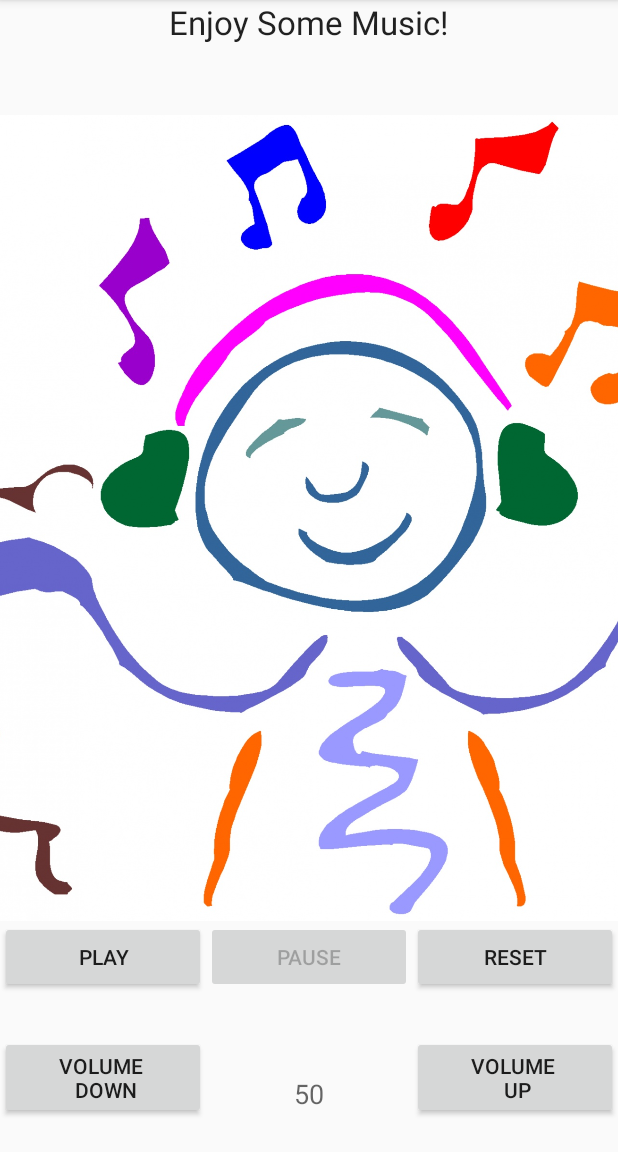
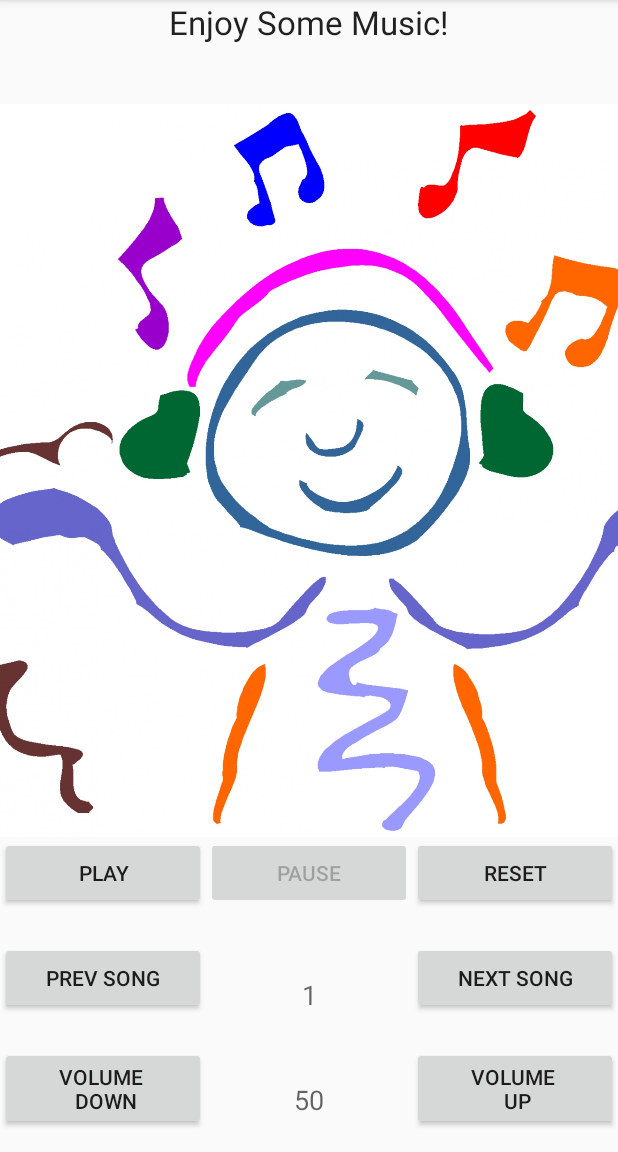
Before and after one commit to sunnyeyez123/musicplayer, an Android app: the screen it shows after launch (MainActivity), on a phone screen of 412 x 824 dp, the part 84-1236 px from its top. Run offline under Robolectric (Android 15) with nearby library versions, the phone set to English and light mode, and no system bars.

Commit message:
add prev and next song buttons

```diff
--- a/app/src/main/java/com/jasminelawrence/musicplayer/MainActivity.java
+++ b/app/src/main/java/com/jasminelawrence/musicplayer/MainActivity.java
@@ -15,6 +15,8 @@ public class MainActivity extends AppCompatActivity {
     private MediaPlayer mMediaPlayer;
     private TextView volumeTextView;
     private Button playButton,pauseButton, resetButton, volUpButton, volDownButton;
+    private Button prevButton,nextButton;
+
     private float volume = (float)0.50;
     @Override
     protected void onCreate(Bundle savedInstanceState) {
@@ -33,6 +35,8 @@ public class MainActivity extends AppCompatActivity {
          resetButton = (Button)findViewById(R.id.reset_button);
           volUpButton = (Button)findViewById(R.id.volup_button);
           volDownButton = (Button)findViewById(R.id.voldown_button);
+        prevButton = (Button)findViewById(R.id.prev_button);
+        nextButton = (Button)findViewById(R.id.next_button);
 
 
         playButton.setOnClickListener(new View.OnClickListener() {
--- a/app/src/main/res/layout/activity_main.xml
+++ b/app/src/main/res/layout/activity_main.xml
@@ -57,6 +57,41 @@
 
     </LinearLayout>
 
+    <LinearLayout
+        android:layout_width="match_parent"
+        android:layout_height="0dp"
+        android:layout_weight="1"
+        android:orientation="horizontal">
+
+        <Button
+            android:id="@+id/prev_button"
+            android:layout_width="0dp"
+            android:layout_height="wrap_content"
+            android:layout_weight="1"
+            android:text="Prev Song" />
+
+        <TextView
+            android:id="@+id/song_num"
+            android:layout_width="0dp"
+            android:layout_height="wrap_content"
+            android:layout_weight="1"
+            android:text="1"
+            android:layout_gravity="center_vertical"
+            android:gravity="center"
+            android:textAppearance="@style/Base.TextAppearance.AppCompat.Medium" />
+
+
+
+        <Button
+            android:id="@+id/next_button"
+            android:layout_width="0dp"
+            android:layout_height="wrap_content"
+            android:layout_weight="1"
+            android:text="Next Song" />
+
+
+
+    </LinearLayout>
 
     <LinearLayout
         android:layout_width="match_parent"
```
